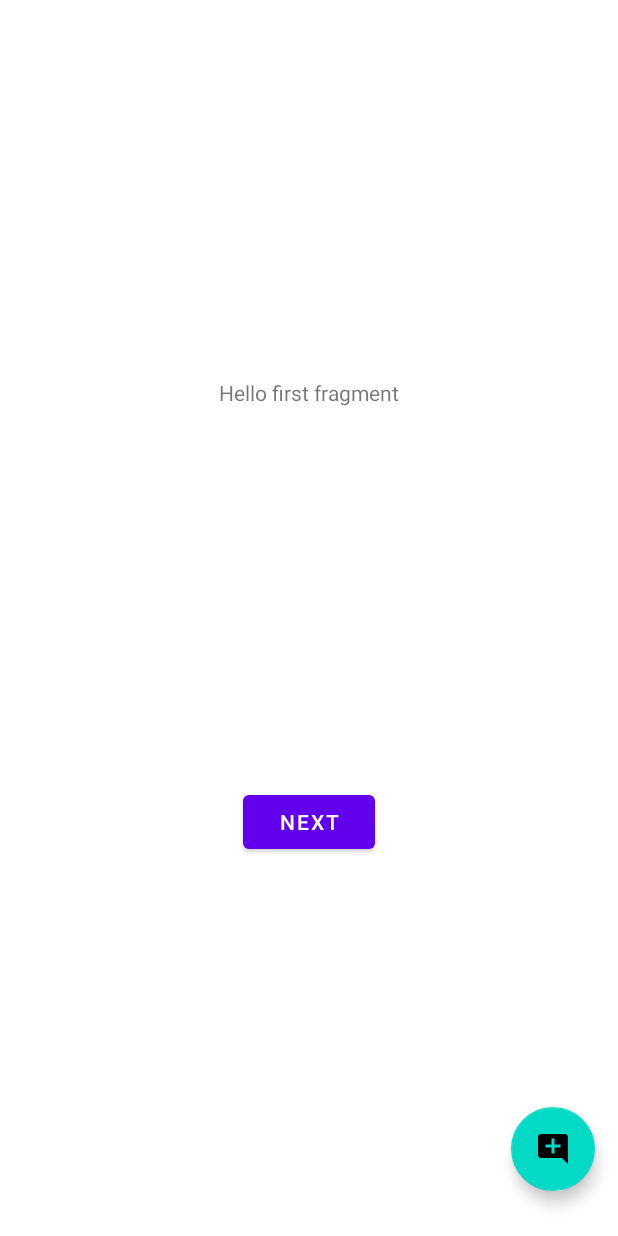
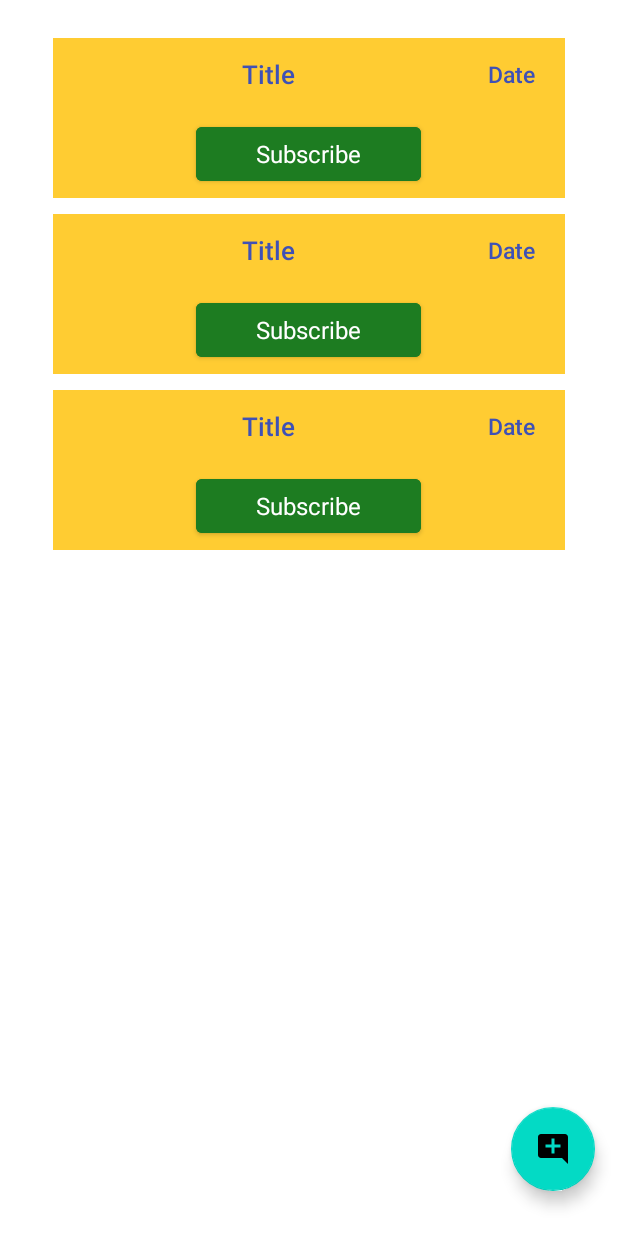
Before and after one commit to primayoriko/android-note-app, an Android app: the layout fragment_note_list.xml on its own in the app's theme, with its tools: preview values and no code run, on a phone screen of 412 x 824 dp. Run offline under Robolectric (Android 15) with nearby library versions, the phone set to English and light mode, and no system bars.

Commit message:
chore: create layout for note list

```diff
--- a/app/src/main/res/layout/fragment_note_list.xml
+++ b/app/src/main/res/layout/fragment_note_list.xml
@@ -6,25 +6,16 @@
     android:layout_height="match_parent"
     tools:context=".ui.note.NoteListFragment">
 
-    <TextView
-        android:id="@+id/textview_first"
-        android:layout_width="wrap_content"
-        android:layout_height="wrap_content"
-        android:text="@string/hello_first_fragment"
-        app:layout_constraintBottom_toTopOf="@id/button_first"
-        app:layout_constraintEnd_toEndOf="parent"
-        app:layout_constraintStart_toStartOf="parent"
-        app:layout_constraintTop_toTopOf="parent" />
-
-    <Button
-        android:id="@+id/button_first"
-        android:layout_width="wrap_content"
-        android:layout_height="wrap_content"
-        android:text="@string/next"
+    <androidx.recyclerview.widget.RecyclerView
+        android:id="@+id/recyclerViewHistory"
+        android:layout_width="0dp"
+        android:layout_height="0dp"
+        tools:listitem="@layout/item_note"
+        android:padding="20dp"
         app:layout_constraintBottom_toBottomOf="parent"
-        app:layout_constraintEnd_toEndOf="parent"
-        app:layout_constraintStart_toStartOf="parent"
-        app:layout_constraintTop_toBottomOf="@id/textview_first" />
+        app:layout_constraintLeft_toLeftOf="parent"
+        app:layout_constraintRight_toRightOf="parent"
+        app:layout_constraintTop_toTopOf="parent"/>
 
     <com.google.android.material.floatingactionbutton.FloatingActionButton
         android:id="@+id/fab"
--- a/app/src/main/res/layout/item_note.xml
+++ b/app/src/main/res/layout/item_note.xml
@@ -1,30 +1,49 @@
 <?xml version="1.0" encoding="utf-8"?>
 <androidx.constraintlayout.widget.ConstraintLayout xmlns:android="http://schemas.android.com/apk/res/android"
+    xmlns:app="http://schemas.android.com/apk/res-auto"
     xmlns:tools="http://schemas.android.com/tools"
     android:layout_width="match_parent"
-    android:layout_height="match_parent">
+    android:layout_height="wrap_content"
+    style="@style/item_note">
 
     <TextView
-        android:id="@+id/textView4"
+        android:id="@+id/tvTitle"
         android:layout_width="wrap_content"
         android:layout_height="wrap_content"
-        android:text="TextView"
-        tools:layout_editor_absoluteX="46dp"
-        tools:layout_editor_absoluteY="48dp" />
+        android:text="Title"
+        app:layout_constraintHorizontal_bias="0.495"
+        app:layout_constraintBottom_toTopOf="@+id/frameLayout"
+        app:layout_constraintEnd_toStartOf="@+id/tvDate"
+        app:layout_constraintStart_toStartOf="parent"
+        app:layout_constraintTop_toTopOf="parent"
+        style="@style/tv_content_title"/>
 
     <TextView
-        android:id="@+id/textView5"
+        android:id="@+id/tvDate"
         android:layout_width="wrap_content"
         android:layout_height="wrap_content"
-        android:text="TextView"
-        tools:layout_editor_absoluteX="296dp"
-        tools:layout_editor_absoluteY="54dp" />
+        android:layout_marginRight="20dp"
+        android:text="Date"
+        app:layout_constraintHorizontal_bias="0.495"
+        app:layout_constraintBottom_toTopOf="@+id/frameLayout"
+        app:layout_constraintEnd_toEndOf="parent"
+        app:layout_constraintTop_toTopOf="parent"
+        style="@style/tv_content"/>
 
-    <Button
-        android:id="@+id/button"
-        android:layout_width="wrap_content"
+    <LinearLayout
+        android:id="@+id/frameLayout"
+        android:layout_width="match_parent"
         android:layout_height="wrap_content"
-        android:text="Button"
-        tools:layout_editor_absoluteX="141dp"
-        tools:layout_editor_absoluteY="145dp" />
+        android:gravity="center"
+        app:layout_constraintBottom_toBottomOf="parent">
+
+        <Button
+            android:id="@+id/btnFavourite"
+            android:layout_width="wrap_content"
+            android:layout_height="wrap_content"
+            android:text="Subscribe"
+            style="@style/btn_item_note"/>
+
+    </LinearLayout>
+
 </androidx.constraintlayout.widget.ConstraintLayout>
--- a/app/src/main/res/values-v26/style.xml
+++ b/app/src/main/res/values-v26/style.xml
@@ -21,16 +21,16 @@
         <item name="android:textAppearance">@android:style/TextAppearance.Large</item>
     </style>
     <style name="tv_content_title">
-        <item name="android:layout_marginVertical">15dp</item>
-        <item name="android:textSize">18sp</item>
+        <item name="android:layout_marginVertical">12dp</item>
+        <item name="android:textSize">17sp</item>
         <item name="android:textColor">@color/colorPrimary</item>
-        <item name="android:textAppearance">@android:style/TextAppearance.Large</item>
+        <item name="android:textAppearance">@android:style/TextAppearance.DeviceDefault.Medium</item>
     </style>
     <style name="tv_content">
-        <item name="android:layout_marginVertical">15dp</item>
-        <item name="android:textSize">18sp</item>
+        <item name="android:layout_marginVertical">12dp</item>
+        <item name="android:textSize">15sp</item>
         <item name="android:textColor">@color/colorPrimary</item>
-        <item name="android:textAppearance">@android:style/TextAppearance.Large</item>
+        <item name="android:textAppearance">@android:style/TextAppearance.DeviceDefault.Medium</item>
     </style>
     <!-- Button -->
     <style name="btn_main_page">
@@ -38,11 +38,22 @@
         <item name="android:paddingVertical">15dp</item>
         <item name="android:textSize">18sp</item>
         <item name="android:textColor">@color/white</item>
-        <item name="android:background">@color/colorPrimary</item>
+        <item name="android:backgroundTint">@color/colorPrimary</item>
         <item name="android:textAppearance">@android:style/TextAppearance.Large</item>
+    </style>
+    <style name="btn_item_note">
+        <item name="android:layout_marginVertical">5dp</item>
+        <item name="android:paddingHorizontal">40dp</item>
+        <item name="android:paddingVertical">0dp</item>
+        <item name="android:textSize">16sp</item>
+        <item name="android:textColor">@color/white</item>
+        <item name="android:backgroundTint">@color/green</item>
+        <item name="android:textAppearance">@android:style/TextAppearance.DeviceDefault.Small</item>
     </style>
     <!-- Other -->
     <style name="item_note">
+        <item name="android:layout_marginHorizontal">15dp</item>
+        <item name="android:layout_marginVertical">5dp</item>
         <item name="android:background">@color/backgroundPrimary</item>
         <item name="android:textColor">@color/colorPrimary</item>
         <item name="android:textAppearance">@android:style/TextAppearance.Large</item>
--- a/app/src/main/res/values/colors.xml
+++ b/app/src/main/res/values/colors.xml
@@ -5,6 +5,8 @@
     <color name="purple_700">#FF3700B3</color>
     <color name="teal_200">#FF03DAC5</color>
     <color name="teal_700">#FF018786</color>
+    <color name="green">#1D7C21</color>
+    <color name="red">#B62D23</color>
     <color name="black">#FF000000</color>
     <color name="white">#FFFFFFFF</color>
     <color name="light_blue_600">#FF039BE5</color>
--- a/app/src/main/res/values/style.xml
+++ b/app/src/main/res/values/style.xml
@@ -21,12 +21,12 @@
     <style name="tv_content_title">
         <item name="android:textSize">18sp</item>
         <item name="android:textColor">@color/colorPrimary</item>
-        <item name="android:textAppearance">@android:style/TextAppearance.Large</item>
+        <item name="android:textAppearance">@android:style/TextAppearance.DeviceDefault.Medium</item>
     </style>
     <style name="tv_content">
         <item name="android:textSize">18sp</item>
         <item name="android:textColor">@color/colorPrimary</item>
-        <item name="android:textAppearance">@android:style/TextAppearance.Large</item>
+        <item name="android:textAppearance">@android:style/TextAppearance.DeviceDefault.Medium</item>
     </style>
     <!-- Button -->
     <style name="btn_main_page">
@@ -35,10 +35,17 @@
         <item name="android:background">@color/colorPrimary</item>
         <item name="android:textAppearance">@android:style/TextAppearance.Large</item>
     </style>
+    <style name="btn_item_note">
+        <item name="android:textSize">16sp</item>
+        <item name="android:textColor">@color/white</item>
+        <item name="android:background">@color/green</item>
+        <item name="android:textAppearance">@android:style/TextAppearance.DeviceDefault.Small</item>
+    </style>
     <!-- Other -->
     <style name="item_note">
+        <item name="android:textSize">23sp</item>
+        <item name="android:textColor">@color/colorPrimary</item>
         <item name="android:background">@color/backgroundPrimary</item>
-        <item name="android:textColor">@color/colorPrimary</item>
         <item name="android:textAppearance">@android:style/TextAppearance.Large</item>
     </style>
 </resources>
```
Also changed, not shown: app/src/main/res/layout/activity_about.xml (+4 -4 lines).
